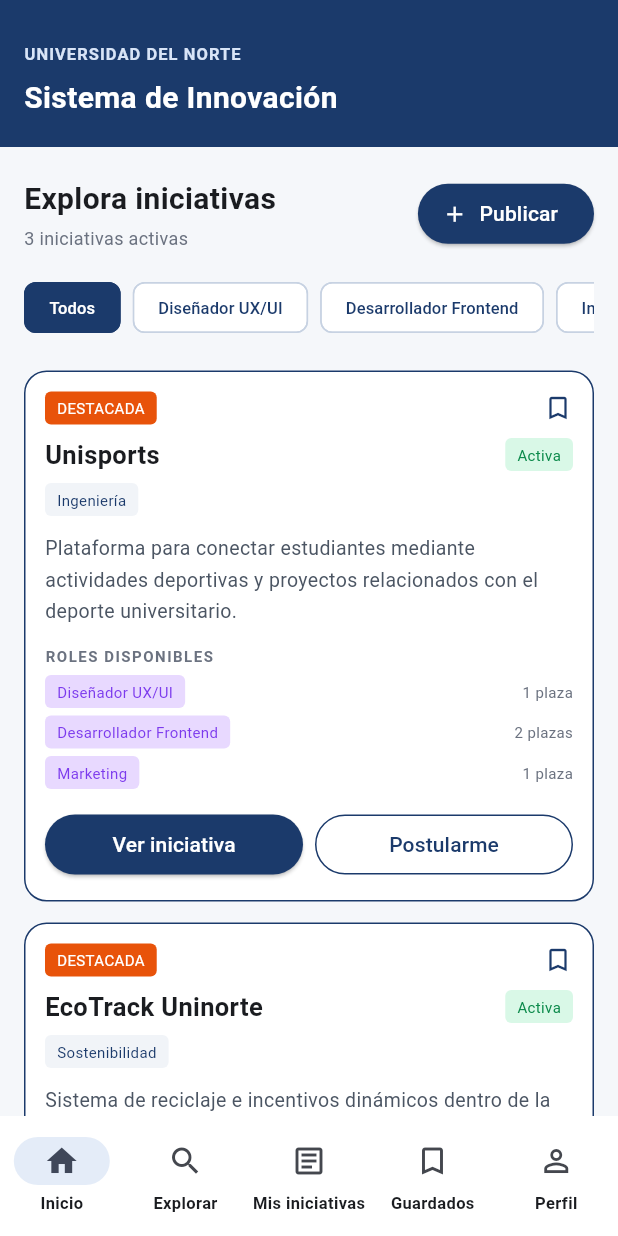
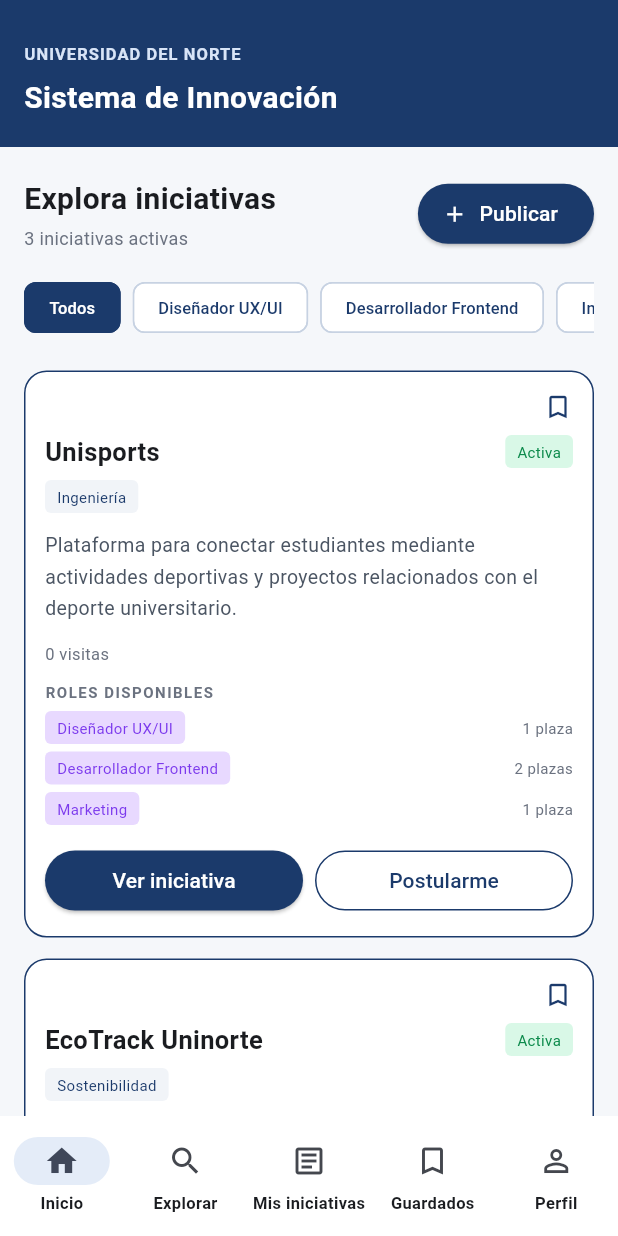
Before and after one commit to Luis-988/Desing-Thinking-Flutter, a Flutter app: the screen it shows after launch, on a phone screen of 412 x 824 dp. Run offline on Flutter 3.47's test engine with Material 3 defaults, Android fonts, the phone set to English and light mode, and no system bars.

Commit message:
Update Popularidad

```diff
--- a/Desarrollo/lib/features/initiatives/data/initiative_data.dart
+++ b/Desarrollo/lib/features/initiatives/data/initiative_data.dart
@@ -1,13 +1,13 @@
 import '../models/initiative.dart';
 
-const localInitiatives = <Initiative>[
+final localInitiatives = <Initiative>[
   Initiative(
     id: 'unisports',
     title: 'Unisports',
     category: 'Ingeniería',
     description: 'Plataforma para conectar estudiantes mediante actividades deportivas y proyectos relacionados con el deporte universitario.',
     leader: 'Equipo Uninorte',
-    isFeatured: true,
+    isPopularManually: false,
     isActive: true,
     roles: [
       InitiativeRole(name: 'Diseñador UX/UI', availablePlaces: 1),
@@ -21,7 +21,7 @@ const localInitiatives = <Initiative>[
     category: 'Sostenibilidad',
     description: 'Sistema de reciclaje e incentivos dinámicos dentro de la universidad mediante código QR.',
     leader: 'Equipo Uninorte',
-    isFeatured: true,
+    isPopularManually: false,
     isActive: true,
     roles: [InitiativeRole(name: 'Desarrollador Frontend', availablePlaces: 2)],
   ),
--- a/Desarrollo/lib/features/initiatives/models/initiative.dart
+++ b/Desarrollo/lib/features/initiatives/models/initiative.dart
@@ -4,20 +4,29 @@ class Initiative {
   final String category;
   final String description;
   final String leader;
-  final bool isFeatured;
+  bool isPopularManually;
   final bool isActive;
   final List<InitiativeRole> roles;
+  int views;
 
-  const Initiative({
+  static const int automaticPopularityThreshold = 10;
+
+  bool get isPopular =>
+      isPopularManually || views >= automaticPopularityThreshold;
+
+  Initiative({
     required this.id,
     required this.title,
     required this.category,
     required this.description,
     required this.leader,
-    required this.isFeatured,
+    required this.isPopularManually,
     required this.isActive,
     required this.roles,
+    this.views = 0,
   });
+
+  void registerView() => views++;
 }
 
 class InitiativeRole {
--- a/Desarrollo/lib/features/initiatives/pages/feed_page.dart
+++ b/Desarrollo/lib/features/initiatives/pages/feed_page.dart
@@ -312,8 +312,8 @@ class _FeedPageState extends State<FeedPage> {
         children: [
           Row(
             children: [
-              if (initiative.isFeatured)
-                _tag('DESTACADA', const Color(0xFFE8530A), Colors.white),
+              if (initiative.isPopular)
+                _tag('POPULAR', const Color(0xFFE8530A), Colors.white),
               const Spacer(),
               if (onDelete != null)
                 IconButton(
@@ -321,6 +321,23 @@ class _FeedPageState extends State<FeedPage> {
                   tooltip: 'Eliminar iniciativa',
                   icon: const Icon(Icons.delete_outline),
                   color: const Color(0xFFB42318),
+                  visualDensity: VisualDensity.compact,
+                ),
+              if (onDelete != null)
+                IconButton(
+                  onPressed: () => setState(
+                    () => initiative.isPopularManually =
+                        !initiative.isPopularManually,
+                  ),
+                  tooltip: initiative.isPopularManually
+                      ? 'Quitar marca de popular'
+                      : 'Marcar como popular',
+                  icon: Icon(
+                    initiative.isPopularManually
+                        ? Icons.star
+                        : Icons.star_border,
+                  ),
+                  color: const Color(0xFFE8530A),
                   visualDensity: VisualDensity.compact,
                 ),
               const Icon(Icons.bookmark_border, color: AppTheme.navy, size: 20),
@@ -358,6 +375,11 @@ class _FeedPageState extends State<FeedPage> {
             ),
           ),
           const SizedBox(height: 12),
+          Text(
+            '${initiative.views} ${initiative.views == 1 ? 'visita' : 'visitas'}',
+            style: const TextStyle(color: Color(0xFF6B7280), fontSize: 11),
+          ),
+          const SizedBox(height: 10),
           const Text(
             'ROLES DISPONIBLES',
             style: TextStyle(
@@ -395,13 +417,16 @@ class _FeedPageState extends State<FeedPage> {
             children: [
               Expanded(
                 child: ElevatedButton(
-                  onPressed: () => Navigator.push(
-                    context,
-                    MaterialPageRoute(
-                      builder: (_) =>
-                          InitiativeDetailPage(initiative: initiative),
-                    ),
-                  ),
+                  onPressed: () async {
+                    await Navigator.push(
+                      context,
+                      MaterialPageRoute(
+                        builder: (_) =>
+                            InitiativeDetailPage(initiative: initiative),
+                      ),
+                    );
+                    if (mounted) setState(() {});
+                  },
                   style: ElevatedButton.styleFrom(
                     backgroundColor: AppTheme.navy,
                     foregroundColor: Colors.white,
```
Also changed, not shown: Desarrollo/lib/features/initiatives/pages/initiative_pages.dart (+40 -9 lines).
